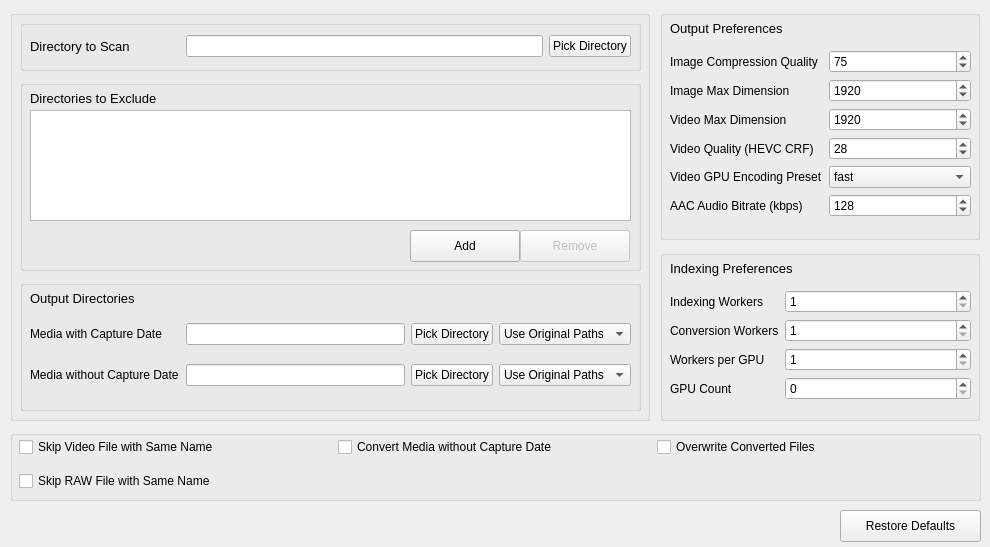
Old version of the form assets/mainwindow.ui in the repository sabaatworld/batch-media-compressor.
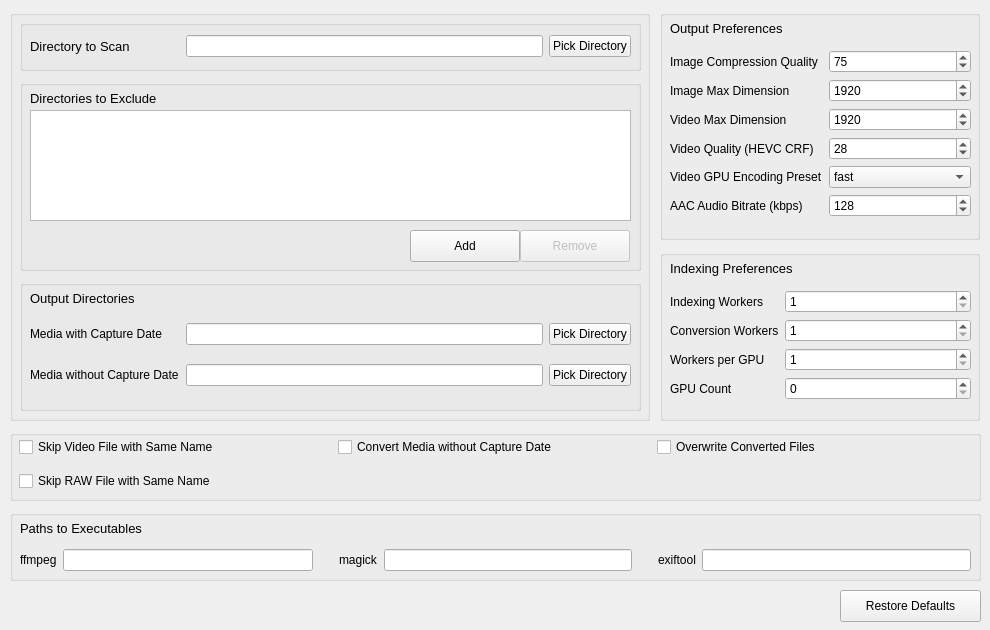
New version of the form.

Commit message: Ability to customize executables

What changed in the file:
```diff
--- a/assets/mainwindow.ui
+++ b/assets/mainwindow.ui
@@ -7,7 +7,7 @@
     <x>0</x>
     <y>0</y>
     <width>990</width>
-    <height>547</height>
+    <height>630</height>
    </rect>
   </property>
   <property name="windowTitle">
@@ -148,40 +148,6 @@
        </rect>
       </property>
       <layout class="QGridLayout" name="gridLayout">
-       <item row="0" column="2">
-        <widget class="QLineEdit" name="txtOutputDir">
-         <property name="readOnly">
-          <bool>true</bool>
-         </property>
-        </widget>
-       </item>
-       <item row="0" column="4">
-        <widget class="QComboBox" name="cbOutputDirPathType">
-         <item>
-          <property name="text">
-           <string>Use Original Paths</string>
-          </property>
-         </item>
-         <item>
-          <property name="text">
-           <string>Sort by Date</string>
-          </property>
-         </item>
-        </widget>
-       </item>
-       <item row="0" column="1">
-        <widget class="QLabel" name="label">
-         <property name="minimumSize">
-          <size>
-           <width>150</width>
-           <height>0</height>
-          </size>
-         </property>
-         <property name="text">
-          <string>Media with Capture Date</string>
-         </property>
-        </widget>
-       </item>
        <item row="0" column="3">
         <widget class="QPushButton" name="btnPickOutputDir">
          <property name="text">
@@ -189,13 +155,17 @@
          </property>
         </widget>
        </item>
-       <item row="1" column="4">
-        <widget class="QComboBox" name="cbUnknownOutputDirPathType">
-         <item>
-          <property name="text">
-           <string>Use Original Paths</string>
-          </property>
-         </item>
+       <item row="1" column="1">
+        <widget class="QLabel" name="label_8">
+         <property name="minimumSize">
+          <size>
+           <width>150</width>
+           <height>0</height>
+          </size>
+         </property>
+         <property name="text">
+          <string>Media without Capture Date</string>
+         </property>
         </widget>
        </item>
        <item row="1" column="3">
@@ -205,6 +175,19 @@
          </property>
         </widget>
        </item>
+       <item row="0" column="1">
+        <widget class="QLabel" name="label">
+         <property name="minimumSize">
+          <size>
+           <width>150</width>
+           <height>0</height>
+          </size>
+         </property>
+         <property name="text">
+          <string>Media with Capture Date</string>
+         </property>
+        </widget>
+       </item>
        <item row="1" column="2">
         <widget class="QLineEdit" name="txtUnknownOutputDir">
          <property name="readOnly">
@@ -212,16 +195,10 @@
          </property>
         </widget>
        </item>
-       <item row="1" column="1">
-        <widget class="QLabel" name="label_8">
-         <property name="minimumSize">
-          <size>
-           <width>150</width>
-           <height>0</height>
-          </size>
-         </property>
-         <property name="text">
-          <string>Media without Capture Date</string>
+       <item row="0" column="2">
+        <widget class="QLineEdit" name="txtOutputDir">
+         <property name="readOnly">
+          <bool>true</bool>
          </property>
         </widget>
        </item>
@@ -723,7 +700,7 @@
     <property name="geometry">
      <rect>
       <x>840</x>
-      <y>510</y>
+      <y>590</y>
       <width>141</width>
       <height>32</height>
      </rect>
@@ -732,6 +709,180 @@
      <string>Restore Defaults</string>
     </property>
    </widget>
+   <widget class="QGroupBox" name="groupBox_9">
+    <property name="geometry">
+     <rect>
+      <x>10</x>
+      <y>510</y>
+      <width>971</width>
+      <height>71</height>
+     </rect>
+    </property>
+    <property name="title">
+     <string/>
+    </property>
+    <widget class="QLabel" name="Dirs_4">
+     <property name="geometry">
+      <rect>
+       <x>10</x>
+       <y>10</y>
+       <width>291</width>
+       <height>16</height>
+      </rect>
+     </property>
+     <property name="font">
+      <font>
+       <pointsize>10</pointsize>
+      </font>
+     </property>
+     <property name="text">
+      <string>Paths to Executables</string>
+     </property>
+    </widget>
+    <widget class="QWidget" name="gridLayoutWidget_4">
+     <property name="geometry">
+      <rect>
+       <x>10</x>
+       <y>30</y>
+       <width>951</width>
+       <height>41</height>
+      </rect>
+     </property>
+     <layout class="QGridLayout" name="gridLayout_4">
+      <item row="0" column="2">
+       <layout class="QHBoxLayout" name="horizontalLayout_2">
+        <item>
+         <widget class="QLabel" name="label_11">
+          <property name="sizePolicy">
+           <sizepolicy hsizetype="Minimum" vsizetype="Preferred">
+            <horstretch>0</horstretch>
+            <verstretch>0</verstretch>
+           </sizepolicy>
+          </property>
+          <property name="minimumSize">
+           <size>
+            <width>0</width>
+            <height>0</height>
+           </size>
+          </property>
+          <property name="text">
+           <string>exiftool</string>
+          </property>
+         </widget>
+        </item>
+        <item>
+         <widget class="QLineEdit" name="txtPathExiftool">
+          <property name="sizePolicy">
+           <sizepolicy hsizetype="Expanding" vsizetype="Fixed">
+            <horstretch>0</horstretch>
+            <verstretch>0</verstretch>
+           </sizepolicy>
+          </property>
+         </widget>
+        </item>
+       </layout>
+      </item>
+      <item row="0" column="1">
+       <layout class="QHBoxLayout" name="horizontalLayout_4">
+        <item>
+         <widget class="QLabel" name="label_12">
+          <property name="sizePolicy">
+           <sizepolicy hsizetype="Minimum" vsizetype="Preferred">
+            <horstretch>0</horstretch>
+            <verstretch>0</verstretch>
+           </sizepolicy>
+          </property>
+          <property name="minimumSize">
+           <size>
+            <width>0</width>
+            <height>0</height>
+           </size>
+          </property>
+          <property name="text">
+           <string>magick</string>
+          </property>
+         </widget>
+        </item>
+        <item>
+         <widget class="QLineEdit" name="txtPathMagick">
+          <property name="sizePolicy">
+           <sizepolicy hsizetype="Expanding" vsizetype="Fixed">
+            <horstretch>0</horstretch>
+            <verstretch>0</verstretch>
+           </sizepolicy>
+          </property>
+         </widget>
+        </item>
+        <item>
+         <spacer name="horizontalSpacer_2">
+          <property name="orientation">
+           <enum>Qt::Horizontal</enum>
+          </property>
+          <property name="sizeType">
+           <enum>QSizePolicy::Fixed</enum>
+          </property>
+          <property name="sizeHint" stdset="0">
+           <size>
+            <width>20</width>
+            <height>20</height>
+           </size>
+          </property>
+         </spacer>
+        </item>
+       </layout>
+      </item>
+      <item row="0" column="0">
+       <layout class="QHBoxLayout" name="horizontalLayout">
+        <item>
+         <widget class="QLabel" name="label_10">
+          <property name="sizePolicy">
+           <sizepolicy hsizetype="Minimum" vsizetype="Preferred">
+            <horstretch>0</horstretch>
+            <verstretch>0</verstretch>
+           </sizepolicy>
+          </property>
+          <property name="minimumSize">
+           <size>
+            <width>0</width>
+            <height>0</height>
+           </size>
+          </property>
+          <property name="text">
+           <string>ffmpeg</string>
+          </property>
+         </widget>
+        </item>
+        <item>
+         <widget class="QLineEdit" name="txtPathFfmpeg">
+          <property name="sizePolicy">
+           <sizepolicy hsizetype="Expanding" vsizetype="Fixed">
+            <horstretch>0</horstretch>
+            <verstretch>0</verstretch>
+           </sizepolicy>
+          </property>
+         </widget>
+        </item>
+        <item>
+         <spacer name="horizontalSpacer">
+          <property name="orientation">
+           <enum>Qt::Horizontal</enum>
+          </property>
+          <property name="sizeType">
+           <enum>QSizePolicy::Fixed</enum>
+          </property>
+          <property name="sizeHint" stdset="0">
+           <size>
+            <width>20</width>
+            <height>20</height>
+           </size>
+          </property>
+         </spacer>
+        </item>
+       </layout>
+      </item>
+     </layout>
+    </widget>
+   </widget>
   </widget>
  </widget>
  <resources/>
```
The commit also changes 8 other files.
